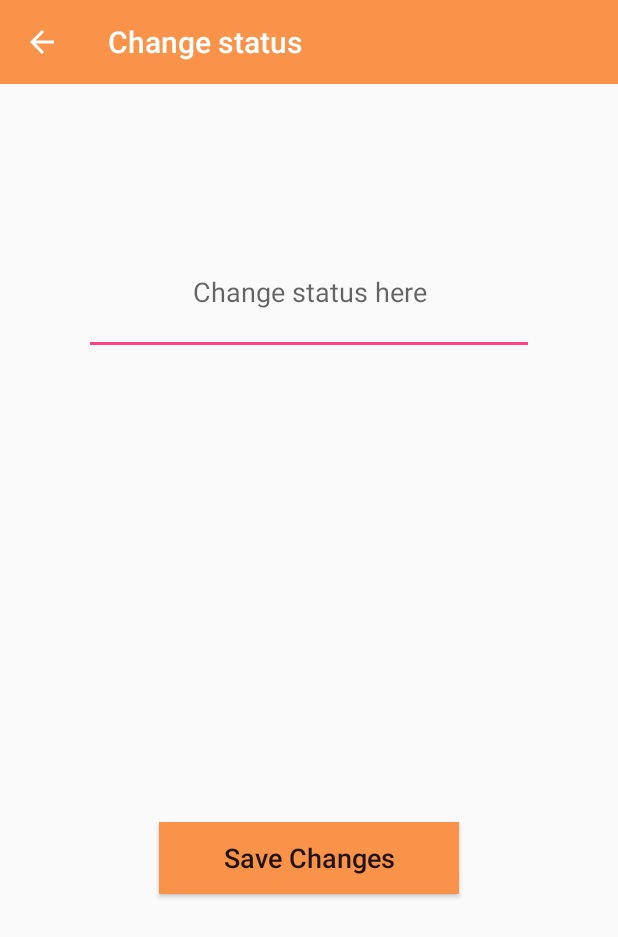
After one commit to ThamiduNaveen/LetsChat, an Android app: the StatusActivity screen opened directly, with no data from a screen before it, on a phone screen of 412 x 824 dp. The commit adds this screen. Shown: the top 937 px of the screen. Run offline under Robolectric (Android 15) with nearby library versions, the phone set to English and light mode, and no system bars; our stand-ins replace Firebase (no records; nobody signed in at launch, a user with empty details on screens opened directly); 1 statement that could not run was skipped.

Commit message:
status done

```diff
--- /dev/null
+++ b/app/src/main/java/com/example/asus_pc/letschat/StatusActivity.java
@@ -0,0 +1,83 @@
+package com.example.asus_pc.letschat;
+
+import android.content.Intent;
+import android.support.annotation.NonNull;
+import android.support.v4.util.TimeUtils;
+import android.support.v7.app.AppCompatActivity;
+import android.os.Bundle;
+import android.support.v7.widget.Toolbar;
+import android.text.TextUtils;
+import android.view.View;
+import android.widget.Button;
+import android.widget.EditText;
+import android.widget.Toast;
+
+import com.google.android.gms.tasks.OnCompleteListener;
+import com.google.android.gms.tasks.Task;
+import com.google.firebase.auth.FirebaseAuth;
+import com.google.firebase.database.DatabaseReference;
+import com.google.firebase.database.FirebaseDatabase;
+
+public class StatusActivity extends AppCompatActivity {
+
+    private Toolbar statusToolbar;
+
+    private Button saveBT;
+    private EditText statusET;
+
+    private DatabaseReference statusDatabaseRef;
+    private FirebaseAuth mAuth;
+
+    @Override
+    protected void onCreate(Bundle savedInstanceState) {
+        super.onCreate(savedInstanceState);
+        setContentView(R.layout.activity_status);
+
+        mAuth = FirebaseAuth.getInstance();
+        String user_id = mAuth.getCurrentUser().getUid();
+        statusDatabaseRef = FirebaseDatabase.getInstance().getReference().child("Users").child(user_id);
+
+
+        statusToolbar = (Toolbar) findViewById(R.id.status_toolbar);
+        setSupportActionBar(statusToolbar);
+        getSupportActionBar().setTitle("Change status");
+        getSupportActionBar().setDisplayHomeAsUpEnabled(true);
+
+        saveBT = (Button)findViewById(R.id.button_status_save);
+        statusET = (EditText) findViewById(R.id.editText_status_status);
+
+        String old_status = getIntent().getExtras().get("current_status").toString();
+
+        statusET.setText(old_status);
+
+        saveBT.setOnClickListener(new View.OnClickListener() {
+            @Override
+            public void onClick(View view) {
+                String newStatus = statusET.getText().toString();
+                ChangeStatus(newStatus);
+            }
+        });
+
+    }
+
+    private void ChangeStatus(String newStatus) {
+        if(TextUtils.isEmpty(newStatus)){
+            Toast.makeText(this, "Please write your status", Toast.LENGTH_SHORT).show();
+        }
+        else{
+            statusDatabaseRef.child("user_status").setValue(newStatus).addOnCompleteListener(new OnCompleteListener<Void>() {
+                @Override
+                public void onComplete(@NonNull Task<Void> task) {
+                    if(task.isSuccessful()){
+                        Toast.makeText(StatusActivity.this, "Status updated", Toast.LENGTH_SHORT).show();
+                        Intent status_settings = new Intent(StatusActivity.this,SettingsActivity.class);
+                        startActivity(status_settings);
+                    }
+                    else{
+                        Toast.makeText(StatusActivity.this, "Something went wrong, Try again", Toast.LENGTH_SHORT).show();
+                    }
+                }
+            });
+        }
+    }
+}
--- /dev/null
+++ b/app/src/main/res/layout/activity_status.xml
@@ -0,0 +1,40 @@
+<?xml version="1.0" encoding="utf-8"?>
+<RelativeLayout xmlns:android="http://schemas.android.com/apk/res/android"
+    xmlns:app="http://schemas.android.com/apk/res-auto"
+    xmlns:tools="http://schemas.android.com/tools"
+    android:layout_width="match_parent"
+    android:layout_height="match_parent"
+    tools:context=".StatusActivity">
+
+    <include
+        android:id="@+id/status_toolbar"
+        layout="@layout/app_bar_layout">
+
+    </include>
+
+    <EditText
+        android:id="@+id/editText_status_status"
+        android:layout_width="300dp"
+        android:layout_height="wrap_content"
+        android:layout_alignParentTop="true"
+        android:layout_centerHorizontal="true"
+        android:layout_marginTop="152dp"
+        android:ems="10"
+        android:gravity="center"
+        android:hint="@string/change_status_hint"
+        android:inputType="textMultiLine"
+        android:padding="30dp" />
+
+    <Button
+        android:id="@+id/button_status_save"
+        android:layout_width="200dp"
+        android:layout_height="wrap_content"
+        android:layout_alignParentBottom="true"
+        android:layout_centerHorizontal="true"
+        android:layout_marginBottom="228dp"
+        android:background="@color/colorPrimary"
+        android:text="@string/save_changes_button"
+        android:textAllCaps="false"
+        android:textSize="18sp" />
+
+</RelativeLayout>
--- a/app/src/main/res/values/strings.xml
+++ b/app/src/main/res/values/strings.xml
@@ -17,4 +17,6 @@
     <string name="user_name_settings">User Name</string>
     <string name="change_image_settings">Change Image</string>
     <string name="change_status_settings">Change status</string>
+    <string name="change_status_hint">Change status here</string>
+    <string name="save_changes_button">Save Changes</string>
 </resources>
```
Also changed, not shown: app/src/main/AndroidManifest.xml (+10 -7 lines), app/src/main/java/com/example/asus_pc/letschat/SettingsActivity.java (+12 -0 lines).
